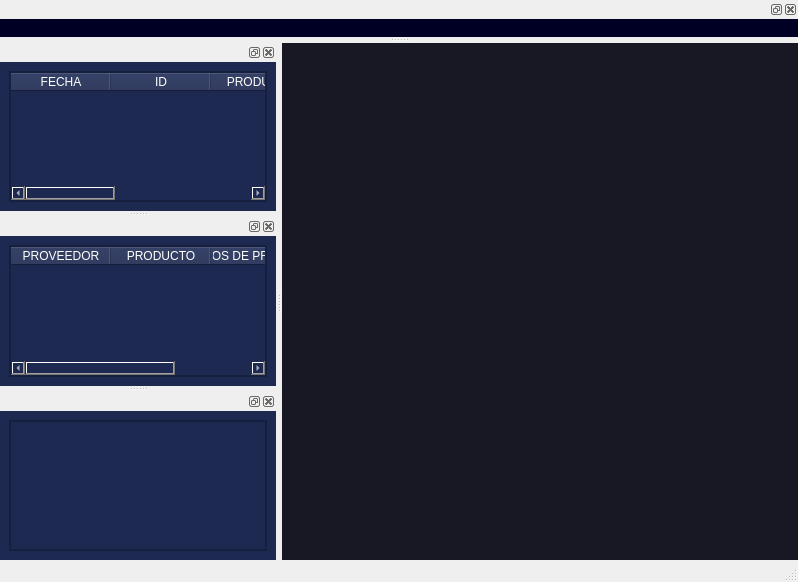
Before: the Qt Designer form QdialogsUi/showtables.ui in leonardo2322/Eva, drawn with Qt 5.
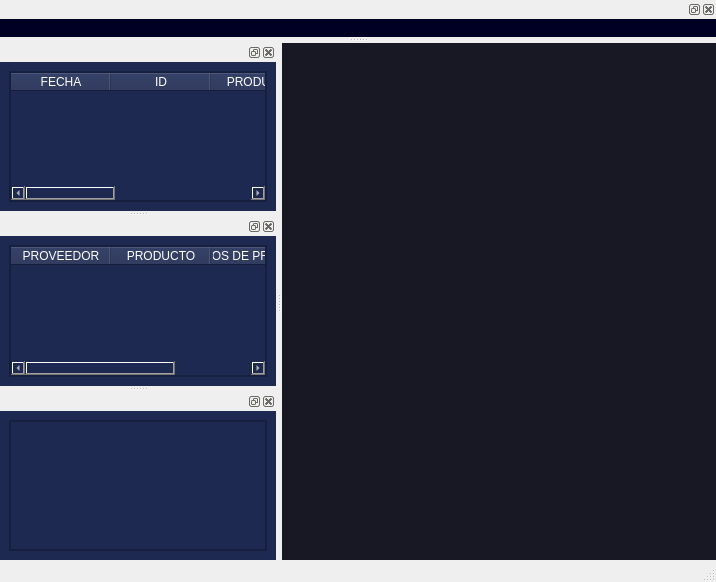
After: the same form once the commit is applied.

Diff of the .ui file:
```diff
--- a/QdialogsUi/showtables.ui
+++ b/QdialogsUi/showtables.ui
@@ -6,7 +6,7 @@
    <rect>
     <x>0</x>
     <y>0</y>
-    <width>798</width>
+    <width>716</width>
     <height>582</height>
    </rect>
   </property>
```
Left out of the diff: 8 changed lines with no effect on the pictures.
